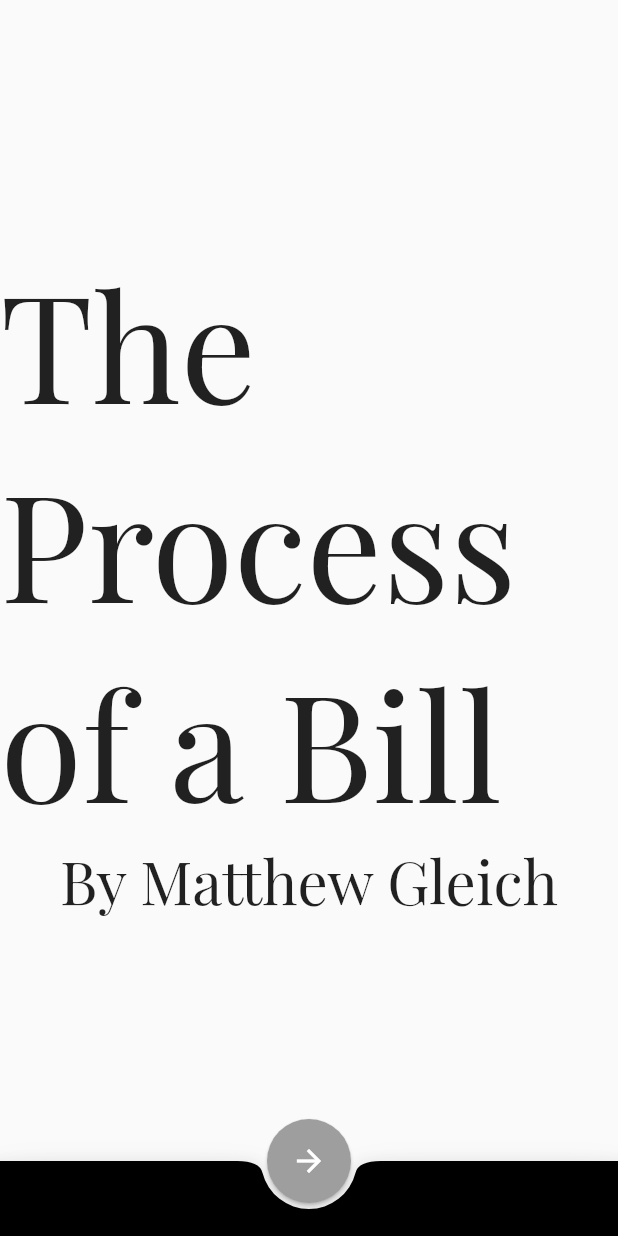
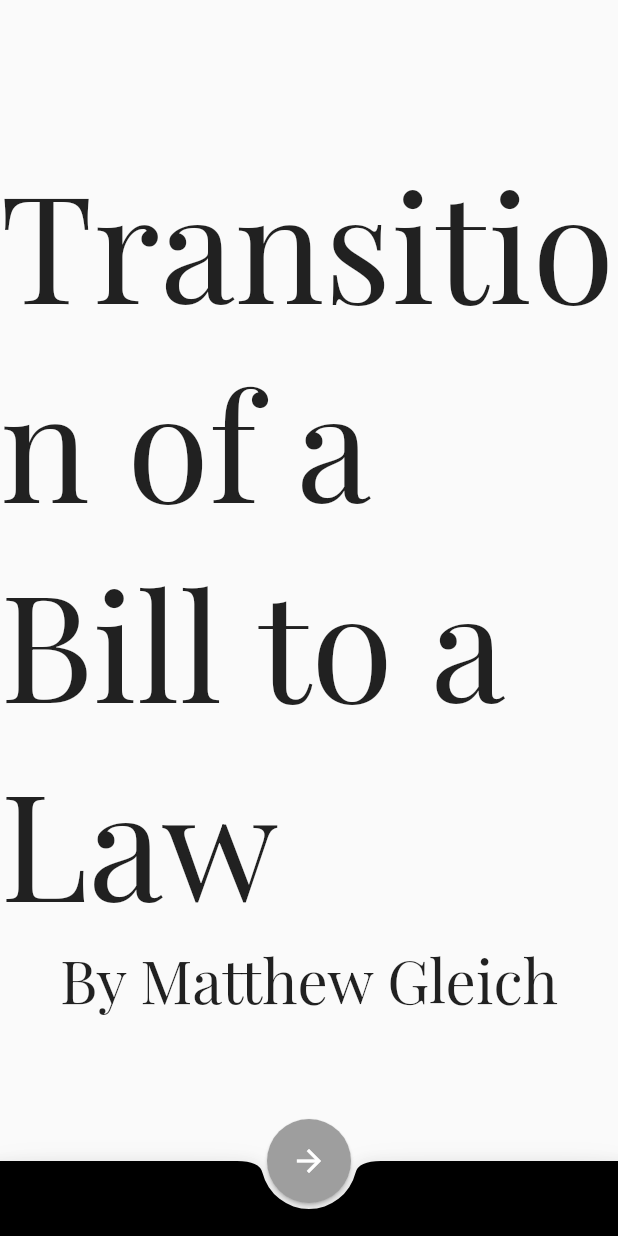
Before and after one commit to gleich/CongressPresenation, a Flutter app: the screen it shows after launch, on a phone screen of 412 x 824 dp. Run offline on Flutter 3.47's test engine with Material 2 defaults, Android fonts, the phone set to English and light mode, and no system bars; our stand-ins replace google_fonts, simple_animations.

Commit message:
Update home.dart

```diff
--- a/lib/pages/home.dart
+++ b/lib/pages/home.dart
@@ -17,7 +17,7 @@ class HomePage extends StatelessWidget {
               stop: 0,
               delay: 3,
               child: Text(
-                "The Process of a Bill",
+                "Transition of a Bill to a Law",
                 style: GoogleFonts.playfairDisplay(
                   textStyle: TextStyle(
                     fontSize: 100,
```
